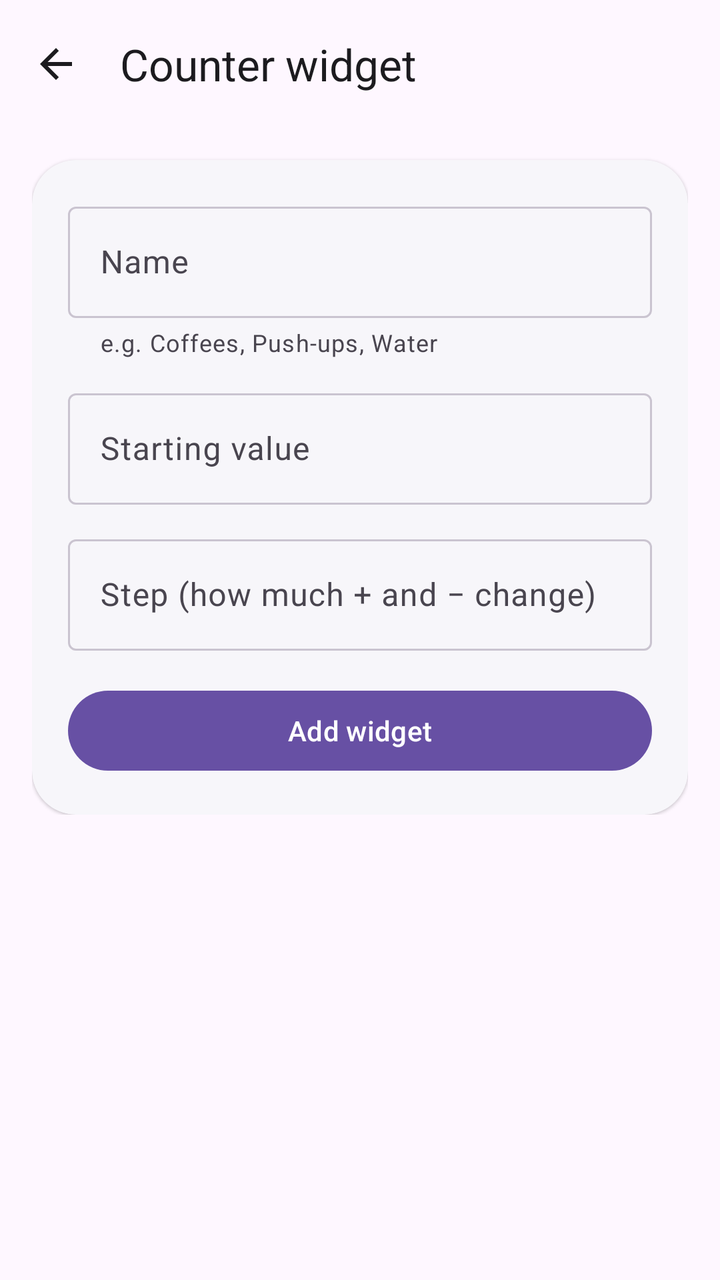
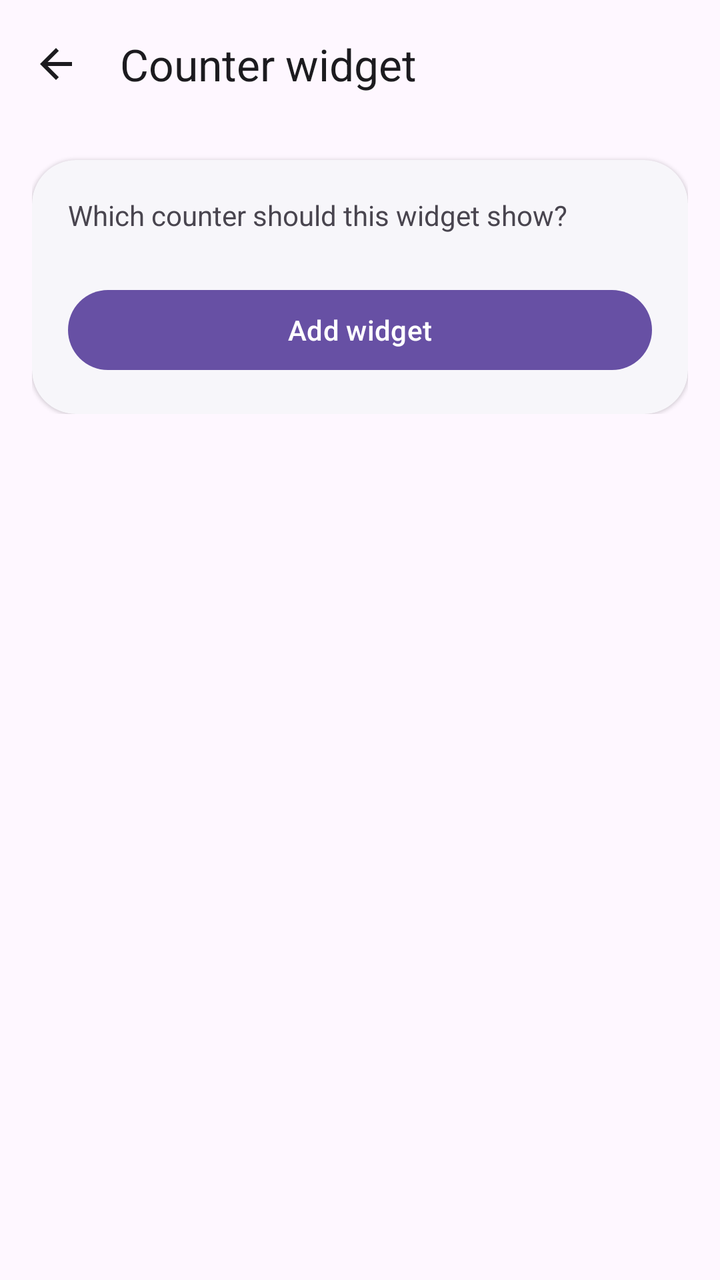

Before-and-after screenshots of an Android layout around one commit, followed by the original layout XML and the change that was made.
<!-- AndroidManifest.xml: activity theme Theme.Widgeter -->
<!-- res/layout/activity_counter_config.xml -->
<?xml version="1.0" encoding="utf-8"?>
<LinearLayout xmlns:android="http://schemas.android.com/apk/res/android"
    xmlns:app="http://schemas.android.com/apk/res-auto"
    android:id="@+id/config_root"
    android:layout_width="match_parent"
    android:layout_height="match_parent"
    android:background="?android:attr/colorBackground"
    android:orientation="vertical">

    <com.google.android.material.appbar.MaterialToolbar
        android:id="@+id/config_toolbar"
        android:layout_width="match_parent"
        android:layout_height="?attr/actionBarSize"
        app:navigationIcon="@drawable/ic_back"
        app:title="@string/cfg_counter_title"
        app:titleTextColor="?attr/colorOnSurface" />

    <androidx.core.widget.NestedScrollView
        android:layout_width="match_parent"
        android:layout_height="match_parent"
        android:clipToPadding="false"
        android:paddingBottom="24dp">

        <LinearLayout
            android:layout_width="match_parent"
            android:layout_height="wrap_content"
            android:orientation="vertical"
            android:paddingHorizontal="16dp">

            <com.google.android.material.card.MaterialCardView style="@style/Card">

                <LinearLayout style="@style/CardInner">

                    <com.google.android.material.textfield.TextInputLayout
                        style="@style/Widget.Material3.TextInputLayout.OutlinedBox"
                        android:layout_width="match_parent"
                        android:layout_height="wrap_content"
                        android:hint="@string/cfg_name"
                        app:helperText="@string/cfg_counter_name_hint">

                        <com.google.android.material.textfield.TextInputEditText
                            android:id="@+id/cfg_name_input"
                            android:layout_width="match_parent"
                            android:layout_height="wrap_content"
                            android:inputType="text|textCapWords"
                            android:maxLines="1"
                            android:importantForAutofill="no" />
                    </com.google.android.material.textfield.TextInputLayout>

                    <com.google.android.material.textfield.TextInputLayout
                        style="@style/Widget.Material3.TextInputLayout.OutlinedBox"
                        android:layout_width="match_parent"
                        android:layout_height="wrap_content"
                        android:layout_marginTop="12dp"
                        android:hint="@string/cfg_start_value">

                        <com.google.android.material.textfield.TextInputEditText
                            android:id="@+id/cfg_value_input"
                            android:layout_width="match_parent"
                            android:layout_height="wrap_content"
                            android:inputType="numberSigned"
                            android:maxLines="1"
                            android:importantForAutofill="no" />
                    </com.google.android.material.textfield.TextInputLayout>

                    <com.google.android.material.textfield.TextInputLayout
                        style="@style/Widget.Material3.TextInputLayout.OutlinedBox"
                        android:layout_width="match_parent"
                        android:layout_height="wrap_content"
                        android:layout_marginTop="12dp"
                        android:hint="@string/cfg_step">

                        <com.google.android.material.textfield.TextInputEditText
                            android:id="@+id/cfg_step_input"
                            android:layout_width="match_parent"
                            android:layout_height="wrap_content"
                            android:inputType="number"
                            android:maxLines="1"
                            android:importantForAutofill="no" />
                    </com.google.android.material.textfield.TextInputLayout>

                    <com.google.android.material.button.MaterialButton
                        android:id="@+id/cfg_save"
                        android:layout_width="match_parent"
                        android:layout_height="wrap_content"
                        android:layout_marginTop="16dp"
                        android:text="@string/cfg_add" />
                </LinearLayout>
            </com.google.android.material.card.MaterialCardView>

        </LinearLayout>
    </androidx.core.widget.NestedScrollView>

</LinearLayout>
<!-- resources referenced by this layout -->
<resources>
  <!-- drawable ic_back (drawable) -->
  <vector xmlns:android="http://schemas.android.com/apk/res/android"
      android:width="24dp"
      android:height="24dp"
      android:viewportWidth="24"
      android:viewportHeight="24"
      android:tint="?attr/colorOnSurface">
      <path
          android:fillColor="#000000"
          android:pathData="M20,11H7.83l5.59,-5.59L12,4l-8,8 8,8 1.41,-1.41L7.83,13H20v-2z" />
  </vector>
  <string name="cfg_add">Add widget</string>
  <string name="cfg_counter_name_hint">e.g. Coffees, Push-ups, Water</string>
  <string name="cfg_counter_title">Counter widget</string>
  <string name="cfg_name">Name</string>
  <string name="cfg_start_value">Starting value</string>
  <string name="cfg_step">Step (how much + and − change)</string>
  <style name="Card" parent="Widget.Material3.CardView.Elevated">
          <item name="android:layout_width">match_parent</item>
          <item name="android:layout_height">wrap_content</item>
          <item name="android:layout_marginTop">16dp</item>
          <item name="cardCornerRadius">22dp</item>
          <item name="cardElevation">1dp</item>
          <item name="cardBackgroundColor">?attr/colorSurface</item>
      </style>
  <style name="CardInner">
          <item name="android:layout_width">match_parent</item>
          <item name="android:layout_height">wrap_content</item>
          <item name="android:orientation">vertical</item>
          <item name="android:padding">18dp</item>
      </style>
  <style name="Theme.Widgeter" parent="Theme.Material3.DayNight.NoActionBar">
          <item name="colorPrimary">@color/brand</item>
          <item name="colorOnPrimary">@color/on_brand</item>
          <item name="colorPrimaryContainer">@color/brand_container</item>
          <item name="colorOnPrimaryContainer">@color/on_brand_container</item>
          <item name="colorSecondary">@color/brand</item>
          <item name="colorSecondaryContainer">@color/brand_container</item>
          <item name="colorOnSecondaryContainer">@color/on_brand_container</item>
          <item name="android:colorBackground">@color/app_bg</item>
          <item name="colorSurface">@color/surface</item>
          <item name="colorOnSurface">@color/on_surface</item>
          <item name="colorSurfaceVariant">@color/surface_variant</item>
          <item name="colorOnSurfaceVariant">@color/on_surface_variant</item>
          <item name="colorOutline">@color/outline</item>
          <item name="android:statusBarColor">@android:color/transparent</item>
          <item name="android:navigationBarColor">@android:color/transparent</item>
      </style>
  <color name="brand">#6750A4</color>
  <color name="on_brand">#FFFFFF</color>
  <color name="brand_container">#EADDFF</color>
  <color name="on_brand_container">#21005D</color>
  <color name="app_bg">#FEF7FF</color>
  <color name="surface">#FFFFFF</color>
  <color name="on_surface">#1C1B1F</color>
  <color name="surface_variant">#F3EDF7</color>
  <color name="on_surface_variant">#49454F</color>
  <color name="outline">#CAC4D0</color>
</resources>

<!-- the commit's change to res/layout/activity_counter_config.xml (unified diff, before → after) -->
@@ -28,56 +28,60 @@
             android:paddingHorizontal="16dp">
 
             <com.google.android.material.card.MaterialCardView style="@style/Card">
-
                 <LinearLayout style="@style/CardInner">
 
-                    <com.google.android.material.textfield.TextInputLayout
-                        style="@style/Widget.Material3.TextInputLayout.OutlinedBox"
+                    <TextView
                         android:layout_width="match_parent"
                         android:layout_height="wrap_content"
-                        android:hint="@string/cfg_name"
-                        app:helperText="@string/cfg_counter_name_hint">
+                        android:text="@string/cfg_which_counter"
+                        android:textColor="?attr/colorOnSurfaceVariant"
+                        android:textSize="14sp" />
 
-                        <com.google.android.material.textfield.TextInputEditText
-                            android:id="@+id/cfg_name_input"
+                    <RadioGroup
+                        android:id="@+id/cfg_choices"
+                        android:layout_width="match_parent"
+                        android:layout_height="wrap_content"
+                        android:layout_marginTop="8dp" />
+
+                    <LinearLayout
+                        android:id="@+id/cfg_new_fields"
+                        android:layout_width="match_parent"
+                        android:layout_height="wrap_content"
+                        android:orientation="vertical"
+                        android:visibility="gone">
+
+                        <com.google.android.material.textfield.TextInputLayout
+                            style="@style/Widget.Material3.TextInputLayout.OutlinedBox"
                             android:layout_width="match_parent"
                             android:layout_height="wrap_content"
-                            android:inputType="text|textCapWords"
-                            android:maxLines="1"
-                            android:importantForAutofill="no" />
-                    </com.google.android.material.textfield.TextInputLayout>
+                            android:hint="@string/cfg_name">
 
-                    <com.google.android.material.textfield.TextInputLayout
-                        style="@style/Widget.Material3.TextInputLayout.OutlinedBox"
-                        android:layout_width="match_parent"
-                        android:layout_height="wrap_content"
-                        android:layout_marginTop="12dp"
-                        android:hint="@string/cfg_start_value">
+                            <com.google.android.material.textfield.TextInputEditText
+                                android:id="@+id/cfg_name_input"
+                                android:layout_width="match_parent"
+                                android:layout_height="wrap_content"
+                                android:inputType="text|textCapWords"
+                                android:maxLines="1"
+                                android:importantForAutofill="no" />
+                        </com.google.android.material.textfield.TextInputLayout>
 
-                        <com.google.android.material.textfield.TextInputEditText
-                            android:id="@+id/cfg_value_input"
+                        <com.google.android.material.textfield.TextInputLayout
+                            style="@style/Widget.Material3.TextInputLayout.OutlinedBox"
                             android:layout_width="match_parent"
                             android:layout_height="wrap_content"
-                            android:inputType="numberSigned"
-                            android:maxLines="1"
-                            android:importantForAutofill="no" />
-                    </com.google.android.material.textfield.TextInputLayout>
+                            android:layout_marginTop="12dp"
+                            android:hint="@string/cfg_step">
 
-                    <com.google.android.material.textfield.TextInputLayout
-                        style="@style/Widget.Material3.TextInputLayout.OutlinedBox"
-                        android:layout_width="match_parent"
-                        android:layout_height="wrap_content"
-                        android:layout_marginTop="12dp"
-                        android:hint="@string/cfg_step">
-
-                        <com.google.android.material.textfield.TextInputEditText
-                            android:id="@+id/cfg_step_input"
-                            android:layout_width="match_parent"
-                            android:layout_height="wrap_content"
-                            android:inputType="number"
-                            android:maxLines="1"
-                            android:importantForAutofill="no" />
-                    </com.google.android.material.textfield.TextInputLayout>
+                            <com.google.android.material.textfield.TextInputEditText
+                                android:id="@+id/cfg_step_input"
+                                android:layout_width="match_parent"
+                                android:layout_height="wrap_content"
+                                android:inputType="number"
+                                android:maxLines="1"
+                                android:text="1"
+                                android:importantForAutofill="no" />
+                        </com.google.android.material.textfield.TextInputLayout>
+                    </LinearLayout>
 
                     <com.google.android.material.button.MaterialButton
                         android:id="@+id/cfg_save"
<!-- resource entries referenced after the edit -->
@@ -12,11 +12,10 @@
           android:pathData="M20,11H7.83l5.59,-5.59L12,4l-8,8 8,8 1.41,-1.41L7.83,13H20v-2z" />
   </vector>
   <string name="cfg_add">Add widget</string>
-  <string name="cfg_counter_name_hint">e.g. Coffees, Push-ups, Water</string>
   <string name="cfg_counter_title">Counter widget</string>
   <string name="cfg_name">Name</string>
-  <string name="cfg_start_value">Starting value</string>
   <string name="cfg_step">Step (how much + and − change)</string>
+  <string name="cfg_which_counter">Which counter should this widget show?</string>
   <style name="Card" parent="Widget.Material3.CardView.Elevated">
           <item name="android:layout_width">match_parent</item>
           <item name="android:layout_height">wrap_content</item>
